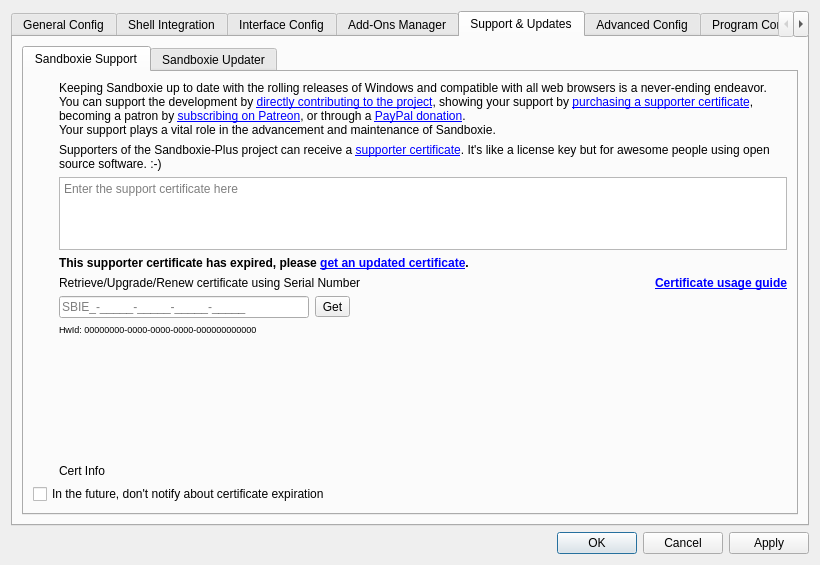
Old version of the form SandboxiePlus/SandMan/Forms/SettingsWindow.ui in the repository sandboxie-plus/Sandboxie.
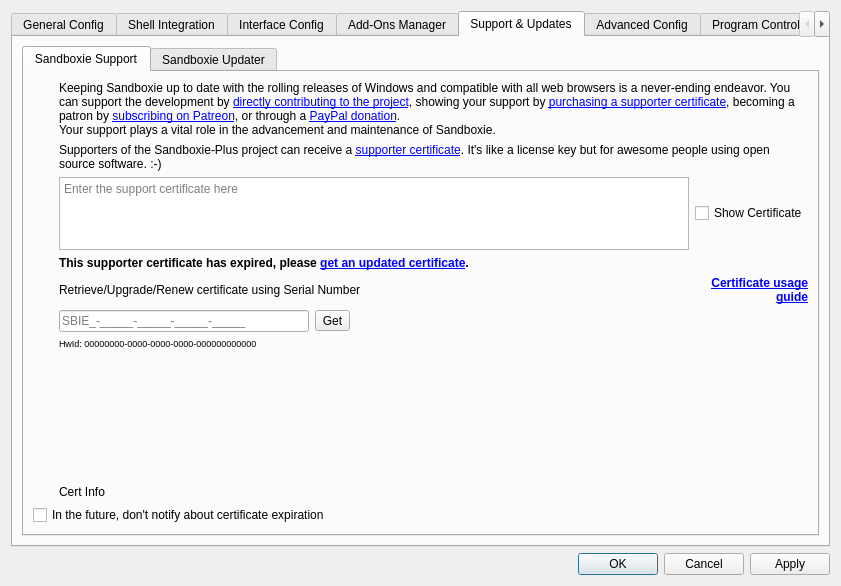
New version of the form. The open tabs and pages were chosen to show the change. Icons and pictures are not drawn.

Commit message: 1.1x.x

The edit to the form file:
```diff
--- a/SandboxiePlus/SandMan/Forms/SettingsWindow.ui
+++ b/SandboxiePlus/SandMan/Forms/SettingsWindow.ui
@@ -6,8 +6,8 @@
    <rect>
     <x>0</x>
     <y>0</y>
-    <width>820</width>
-    <height>565</height>
+    <width>841</width>
+    <height>586</height>
    </rect>
   </property>
   <property name="sizePolicy">
@@ -1556,72 +1556,8 @@
             <attribute name="title">
              <string>Sandboxie Support</string>
             </attribute>
-            <layout class="QGridLayout" name="gridLayout_36">
-             <item row="0" column="0">
               <layout class="QGridLayout" name="gridLayout_7">
-               <property name="leftMargin">
-                <number>0</number>
-               </property>
-               <item row="6" column="1" colspan="3">
-                <widget class="QLabel" name="lblSerial">
-                 <property name="text">
-                  <string>Retrieve/Upgrade/Renew certificate using Serial Number</string>
-                 </property>
-                 <property name="openExternalLinks">
-                  <bool>false</bool>
-                 </property>
-                </widget>
-               </item>
-               <item row="7" column="1">
-                <widget class="QLineEdit" name="txtSerial">
-                 <property name="minimumSize">
-                  <size>
-                   <width>200</width>
-                   <height>0</height>
-                  </size>
-                 </property>
-                 <property name="maximumSize">
-                  <size>
-                   <width>250</width>
-                   <height>16777215</height>
-                  </size>
-                 </property>
-                 <property name="placeholderText">
-                  <string>SBIE_-_____-_____-_____-_____</string>
-                 </property>
-                </widget>
-               </item>
-               <item row="8" column="1" colspan="2">
-                <widget class="QLabel" name="lblHwId">
-                 <property name="font">
-                  <font>
-                   <pointsize>7</pointsize>
-                   <kerning>true</kerning>
-                  </font>
-                 </property>
-                 <property name="text">
-                  <string>HwId: 00000000-0000-0000-0000-000000000000</string>
-                 </property>
-                </widget>
-               </item>
-               <item row="5" column="1" colspan="3">
-                <widget class="QLabel" name="lblCertExp">
-                 <property name="font">
-                  <font>
-                   <weight>75</weight>
-                   <bold>true</bold>
-                   <kerning>true</kerning>
-                  </font>
-                 </property>
-                 <property name="text">
-                  <string>This supporter certificate has expired, please &lt;a href=&quot;https://sandboxie-plus.com/go.php?to=sbie-renew-cert&quot;&gt;get an updated certificate&lt;/a&gt;.</string>
-                 </property>
-                 <property name="wordWrap">
-                  <bool>true</bool>
-                 </property>
-                </widget>
-               </item>
-               <item row="1" column="0" rowspan="3">
+             <item row="0" column="0" rowspan="2">
                 <widget class="QLabel" name="label_4">
                  <property name="sizePolicy">
                   <sizepolicy hsizetype="Maximum" vsizetype="Preferred">
@@ -1640,63 +1576,7 @@
                  </property>
                 </widget>
                </item>
-               <item row="7" column="2">
-                <widget class="QToolButton" name="btnGetCert">
-                 <property name="text">
-                  <string>Get</string>
-                 </property>
-                </widget>
-               </item>
-               <item row="10" column="0">
-                <spacer name="verticalSpacer_5">
-                 <property name="orientation">
-                  <enum>Qt::Vertical</enum>
-                 </property>
-                 <property name="sizeHint" stdset="0">
-                  <size>
-                   <width>20</width>
-                   <height>40</height>
-                  </size>
-                 </property>
-                </spacer>
-               </item>
-               <item row="4" column="1" colspan="4">
-                <widget class="QPlainTextEdit" name="txtCertificate">
-                 <property name="maximumSize">
-                  <size>
-                   <width>16777215</width>
-                   <height>73</height>
-                  </size>
-                 </property>
-                 <property name="placeholderText">
-                  <string>Enter the support certificate here</string>
-                 </property>
-                </widget>
-               </item>
-               <item row="7" column="3" colspan="2">
-                <spacer name="horizontalSpacer_3">
-                 <property name="orientation">
-                  <enum>Qt::Horizontal</enum>
-                 </property>
-                 <property name="sizeHint" stdset="0">
-                  <size>
-                   <width>40</width>
-                   <height>20</height>
-                  </size>
-                 </property>
-                </spacer>
-               </item>
-               <item row="3" column="1" colspan="4">
-                <widget class="QLabel" name="lblSupportCert">
-                 <property name="text">
-                  <string>Supporters of the Sandboxie-Plus project can receive a &lt;a href=&quot;https://sandboxie-plus.com/go.php?to=sbie-cert&quot;&gt;supporter certificate&lt;/a&gt;. It's like a license key but for awesome people using open source software. :-)</string>
-                 </property>
-                 <property name="wordWrap">
-                  <bool>true</bool>
-                 </property>
-                </widget>
-               </item>
-               <item row="1" column="1" rowspan="2" colspan="4">
+             <item row="0" column="1" colspan="5">
                 <widget class="QLabel" name="lblSupport">
                  <property name="sizePolicy">
                   <sizepolicy hsizetype="Preferred" vsizetype="Ignored">
@@ -1715,7 +1595,64 @@
                  </property>
                 </widget>
                </item>
-               <item row="6" column="4">
+             <item row="1" column="1" colspan="5">
+              <widget class="QLabel" name="lblSupportCert">
+               <property name="text">
+                <string>Supporters of the Sandboxie-Plus project can receive a &lt;a href=&quot;https://sandboxie-plus.com/go.php?to=sbie-cert&quot;&gt;supporter certificate&lt;/a&gt;. It's like a license key but for awesome people using open source software. :-)</string>
+               </property>
+               <property name="wordWrap">
+                <bool>true</bool>
+               </property>
+              </widget>
+             </item>
+             <item row="2" column="1" colspan="4">
+              <widget class="QPlainTextEdit" name="txtCertificate">
+               <property name="maximumSize">
+                <size>
+                 <width>16777215</width>
+                 <height>73</height>
+                </size>
+               </property>
+               <property name="placeholderText">
+                <string>Enter the support certificate here</string>
+               </property>
+              </widget>
+             </item>
+             <item row="2" column="5">
+              <widget class="QCheckBox" name="chkShowCert">
+               <property name="text">
+                <string>Show Certificate</string>
+               </property>
+              </widget>
+             </item>
+             <item row="3" column="1" colspan="3">
+              <widget class="QLabel" name="lblCertExp">
+               <property name="font">
+                <font>
+                 <weight>75</weight>
+                 <bold>true</bold>
+                 <kerning>true</kerning>
+                </font>
+               </property>
+               <property name="text">
+                <string>This supporter certificate has expired, please &lt;a href=&quot;https://sandboxie-plus.com/go.php?to=sbie-renew-cert&quot;&gt;get an updated certificate&lt;/a&gt;.</string>
+               </property>
+               <property name="wordWrap">
+                <bool>true</bool>
+               </property>
+              </widget>
+             </item>
+             <item row="4" column="1" colspan="3">
+              <widget class="QLabel" name="lblSerial">
+               <property name="text">
+                <string>Retrieve/Upgrade/Renew certificate using Serial Number</string>
+               </property>
+               <property name="openExternalLinks">
+                <bool>false</bool>
+               </property>
+              </widget>
+             </item>
+             <item row="4" column="4" colspan="2">
                 <widget class="QLabel" name="lblCertGuide">
                  <property name="font">
                   <font>
@@ -1735,14 +1672,72 @@
                  </property>
                 </widget>
                </item>
-               <item row="12" column="0" colspan="3">
-                <widget class="QCheckBox" name="chkNoCheck">
+             <item row="5" column="1">
+              <widget class="QLineEdit" name="txtSerial">
+               <property name="minimumSize">
+                <size>
+                 <width>200</width>
+                 <height>0</height>
+                </size>
+               </property>
+               <property name="maximumSize">
+                <size>
+                 <width>250</width>
+                 <height>16777215</height>
+                </size>
+               </property>
+               <property name="placeholderText">
+                <string>SBIE_-_____-_____-_____-_____</string>
+               </property>
+              </widget>
+             </item>
+             <item row="5" column="2">
+              <widget class="QToolButton" name="btnGetCert">
                  <property name="text">
-                  <string>In the future, don't notify about certificate expiration</string>
+                <string>Get</string>
                  </property>
                 </widget>
                </item>
-               <item row="11" column="1" colspan="4">
+             <item row="5" column="3">
+              <spacer name="horizontalSpacer_3">
+               <property name="orientation">
+                <enum>Qt::Horizontal</enum>
+               </property>
+               <property name="sizeHint" stdset="0">
+                <size>
+                 <width>231</width>
+                 <height>20</height>
+                </size>
+               </property>
+              </spacer>
+             </item>
+             <item row="6" column="1">
+              <widget class="QLabel" name="lblHwId">
+               <property name="font">
+                <font>
+                 <pointsize>7</pointsize>
+                 <kerning>true</kerning>
+                </font>
+               </property>
+               <property name="text">
+                <string>HwId: 00000000-0000-0000-0000-000000000000</string>
+               </property>
+              </widget>
+             </item>
+             <item row="7" column="0">
+              <spacer name="verticalSpacer_5">
+               <property name="orientation">
+                <enum>Qt::Vertical</enum>
+               </property>
+               <property name="sizeHint" stdset="0">
+                <size>
+                 <width>20</width>
+                 <height>85</height>
+                </size>
+               </property>
+              </spacer>
+             </item>
+             <item row="8" column="1">
                 <widget class="QLabel" name="lblCert">
                  <property name="font">
                   <font>
@@ -1758,7 +1753,12 @@
                  </property>
                 </widget>
                </item>
-              </layout>
+             <item row="9" column="0" colspan="3">
+              <widget class="QCheckBox" name="chkNoCheck">
+               <property name="text">
+                <string>In the future, don't notify about certificate expiration</string>
+               </property>
+              </widget>
              </item>
             </layout>
            </widget>
```
Left out of the diff: 2 changed lines with no effect on the pictures. Lines whose indentation alone changed are shown as unchanged. The commit also changes 2 other files.
